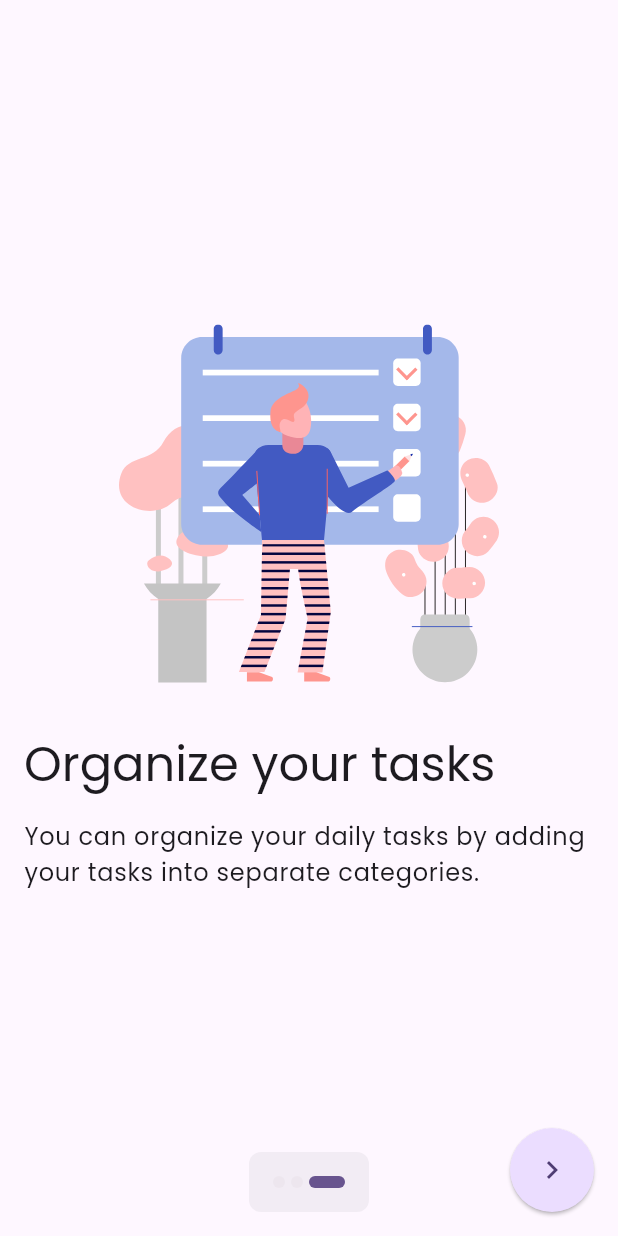
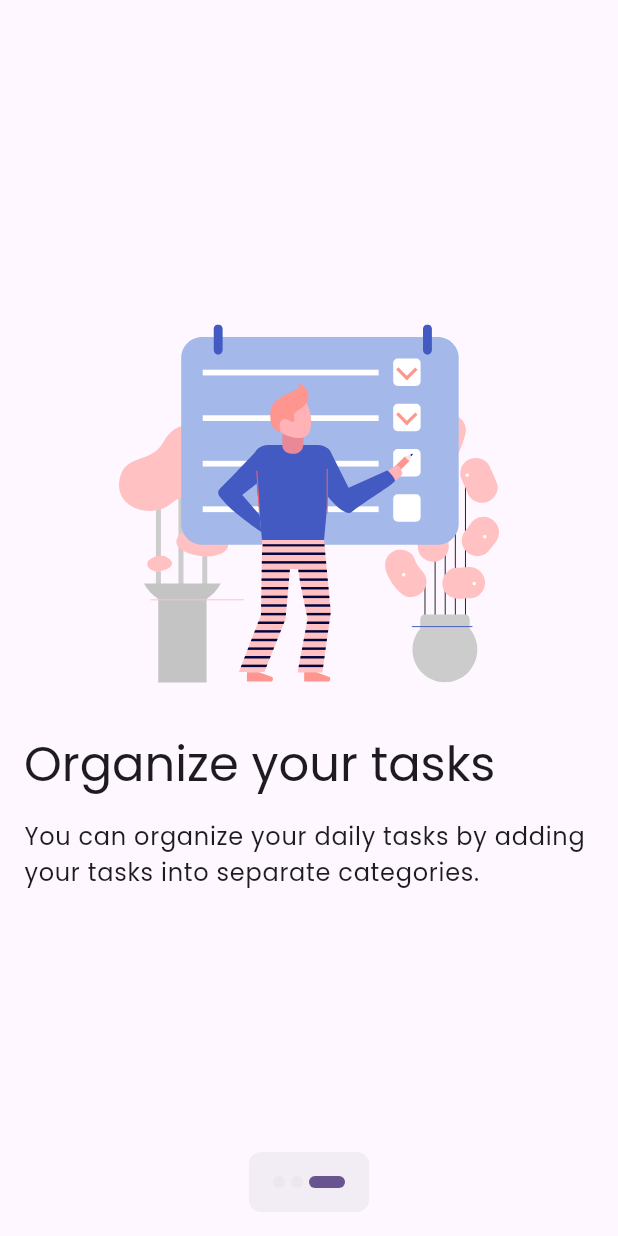
Before and after one commit to jcmljunior/flutter_onboard, a Flutter app: the screen it shows after launch, swiped to page 3, on a phone screen of 412 x 824 dp. Run offline on Flutter 3.47's test engine with Material 3 defaults, Android fonts, the light colour scheme and no system bars; our stand-ins replace flutter_svg.

Commit message:
Implementação do observador de estado do controlador de animação.

```diff
--- a/lib/features/onboard/widgets/next_page_button.widget.dart
+++ b/lib/features/onboard/widgets/next_page_button.widget.dart
@@ -1,6 +1,5 @@
 import 'package:flutter/material.dart';
 import 'package:flutter_onboard/features/onboard/containers/onboard.container.dart';
-import 'package:flutter_onboard/features/onboard/providers/onboard_state.provider.dart';
 
 class NextPageButton extends StatelessWidget {
   final String pathFor;
@@ -10,17 +9,33 @@ class NextPageButton extends StatelessWidget {
     required this.pathFor,
   });
 
+  AnimationController? getLastAnimationController(BuildContext context) {
+    final imageController = OnboardContainer.of(context)
+        .imageControllers
+        .entries
+        .where((imageController) =>
+            imageController.key ==
+            OnboardContainer.of(context).pages.last.runtimeType.toString());
+
+    assert(imageController.isNotEmpty);
+    return imageController.first.value;
+  }
+
   @override
   Widget build(BuildContext context) {
-    return ValueListenableBuilder<OnboardState>(
-      valueListenable: OnboardContainer.of(context).onboardStore,
-      builder: (BuildContext context, OnboardState state, Widget? _) {
+    return AnimatedBuilder(
+      animation: Listenable.merge([
+        OnboardContainer.of(context).onboardStore,
+        getLastAnimationController(context),
+      ]),
+      builder: (BuildContext context, Widget? _) {
         return AnimatedOpacity(
           duration: const Duration(milliseconds: 450),
-          opacity:
-              state.pageIndex == OnboardContainer.of(context).pages.length - 1
-                  ? 1.0
-                  : 0.0,
+          opacity: OnboardContainer.of(context).onboardStore.value.pageIndex ==
+                      OnboardContainer.of(context).pages.length - 1 &&
+                  getLastAnimationController(context)!.isCompleted
+              ? 1.0
+              : 0.0,
           child: FloatingActionButton(
             elevation: 1.0,
             shape: const CircleBorder(),
```
